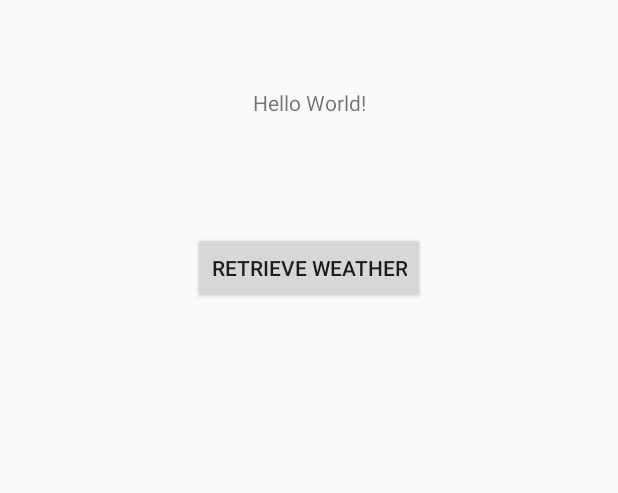
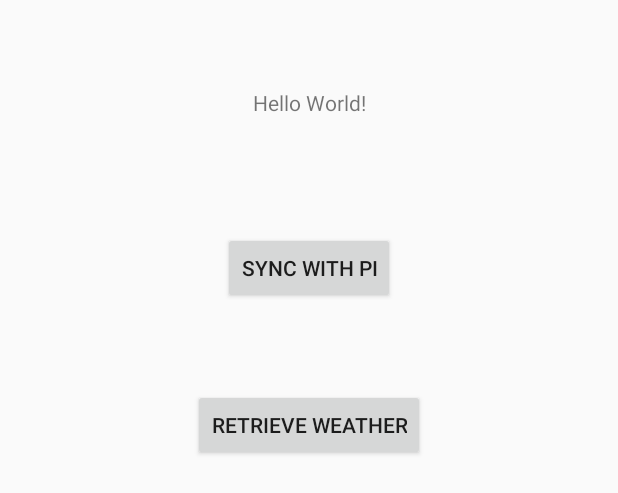
Before and after one commit to ratsi2909/MSITM_EmergingTech, an Android app: the layout activity_main.xml on its own in the app's theme, with its tools: preview values and no code run, on a phone screen of 412 x 824 dp. Shown: the top 493 px of the screen. Run offline under Robolectric (Android 15) with nearby library versions, the phone set to English and light mode, and no system bars; network calls fail.

Commit message:
weatherapi

```diff
--- a/app/src/main/res/layout/activity_main.xml
+++ b/app/src/main/res/layout/activity_main.xml
@@ -20,16 +20,29 @@
         app:layout_constraintVertical_bias="0.073" />
 
     <Button
-        android:id="@+id/retrieveButton"
+        android:id="@+id/syncButton"
         android:layout_width="wrap_content"
         android:layout_height="wrap_content"
         android:layout_marginBottom="8dp"
         android:layout_marginTop="8dp"
-        android:text="Retrieve Weather"
+        android:text="Sync with Pi"
         app:layout_constraintBottom_toBottomOf="parent"
         app:layout_constraintEnd_toEndOf="parent"
         app:layout_constraintStart_toStartOf="parent"
         app:layout_constraintTop_toBottomOf="@+id/text"
         app:layout_constraintVertical_bias="0.095" />
 
+    <Button
+        android:id="@+id/retrieveButton"
+        android:layout_width="wrap_content"
+        android:layout_height="wrap_content"
+        android:layout_marginTop="8dp"
+        android:layout_marginBottom="8dp"
+        android:text="Retrieve Weather"
+        app:layout_constraintBottom_toBottomOf="parent"
+        app:layout_constraintEnd_toEndOf="parent"
+        app:layout_constraintStart_toStartOf="parent"
+        app:layout_constraintTop_toBottomOf="@+id/text"
+        app:layout_constraintVertical_bias="0.25" />
+
 </android.support.constraint.ConstraintLayout>
```
Also changed, not shown: app/build.gradle (+8 -0 lines), app/src/main/java/edu/utexas/mpc/samplerestweatherapp/MainActivity.kt (+71 -1 lines).
